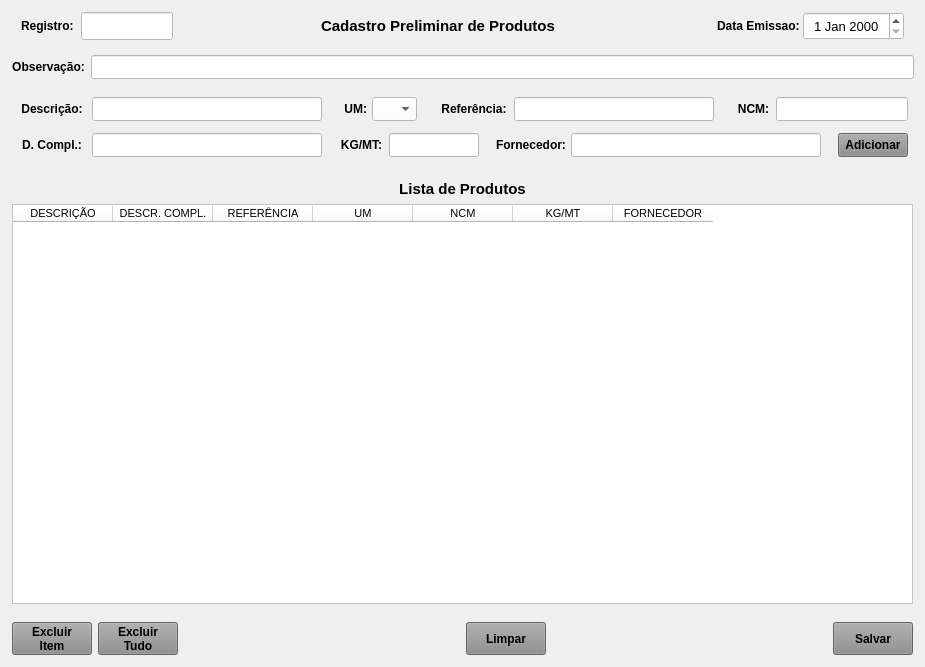
This is forms/tela_pre_incluir.ui in Azevedo84/erp_suzuki as Qt 5 draws it before an edit. The edited form follows.
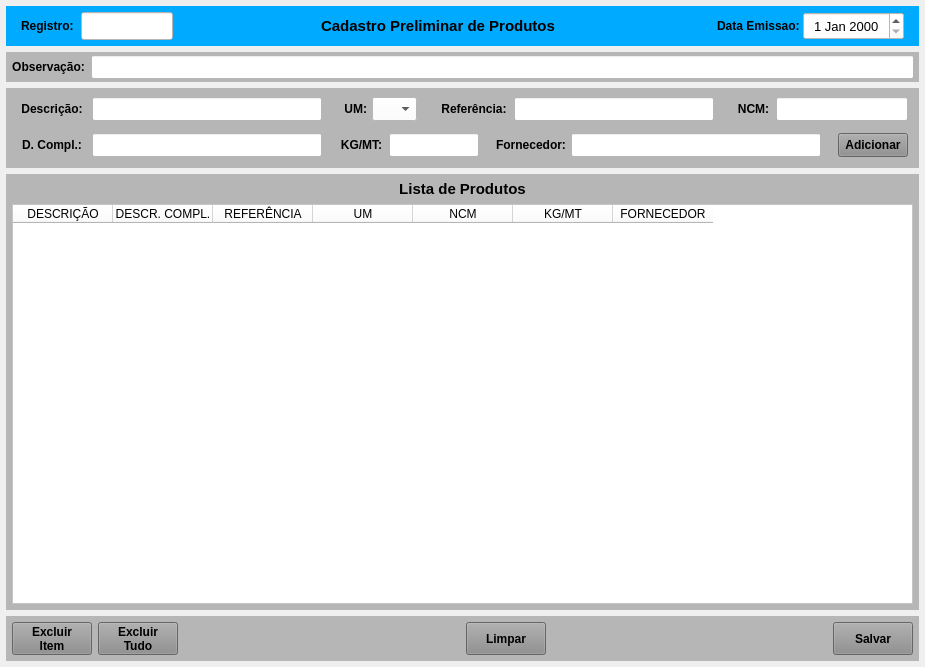
This is the edited form.

Patch:
```diff
--- a/forms/tela_pre_incluir.ui
+++ b/forms/tela_pre_incluir.ui
@@ -48,7 +48,7 @@
        </size>
       </property>
       <property name="styleSheet">
-       <string notr="true"/>
+       <string notr="true">background-color: rgb(0, 170, 255);</string>
       </property>
       <layout class="QHBoxLayout" name="horizontalLayout">
        <property name="spacing">
@@ -264,7 +264,7 @@
        </size>
       </property>
       <property name="styleSheet">
-       <string notr="true"/>
+       <string notr="true">background-color: rgb(182, 182, 182);</string>
       </property>
       <layout class="QHBoxLayout" name="horizontalLayout_22">
        <property name="spacing">
@@ -362,7 +362,7 @@
        </size>
       </property>
       <property name="styleSheet">
-       <string notr="true"/>
+       <string notr="true">background-color: rgb(182, 182, 182);</string>
       </property>
       <layout class="QVBoxLayout" name="verticalLayout">
        <property name="leftMargin">
@@ -1057,7 +1057,7 @@
     <item>
      <widget class="QWidget" name="widget_Cor3" native="true">
       <property name="styleSheet">
-       <string notr="true"/>
+       <string notr="true">background-color: rgb(182, 182, 182);</string>
       </property>
       <layout class="QVBoxLayout" name="verticalLayout_3">
        <property name="leftMargin">
@@ -1166,7 +1166,7 @@
        </size>
       </property>
       <property name="styleSheet">
-       <string notr="true"/>
+       <string notr="true">background-color: rgb(182, 182, 182);</string>
       </property>
       <layout class="QHBoxLayout" name="horizontalLayout_25">
        <property name="spacing">
```
